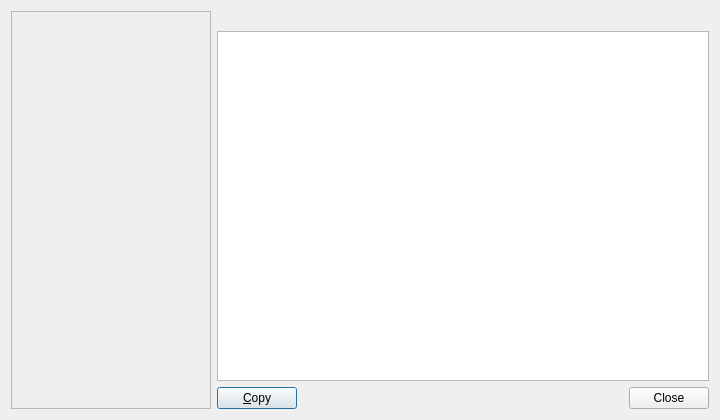
ChickenSeller/glimpse, file src/ocr/OcrResultDialog.ui: the form before one commit.
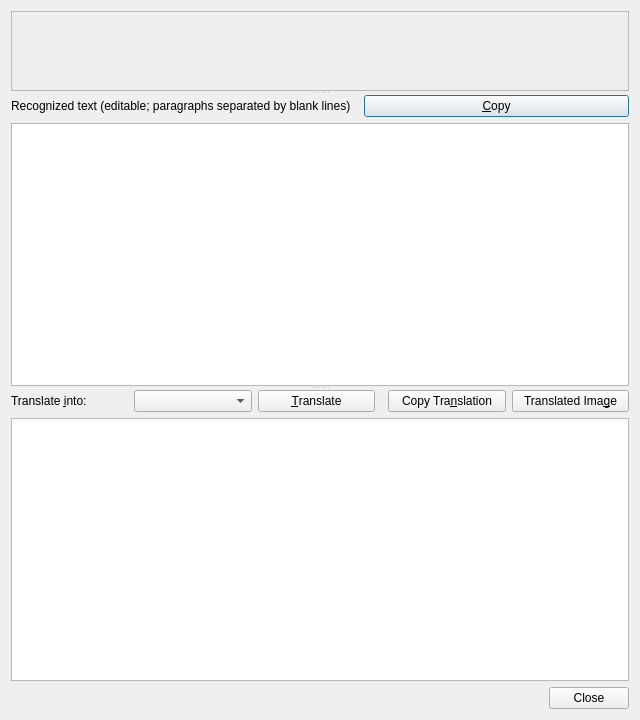
The form after the commit.

The edit to the form file:
```diff
--- a/src/ocr/OcrResultDialog.ui
+++ b/src/ocr/OcrResultDialog.ui
@@ -6,20 +6,33 @@
    <rect>
     <x>0</x>
     <y>0</y>
-    <width>720</width>
-    <height>420</height>
+    <width>640</width>
+    <height>720</height>
    </rect>
   </property>
   <property name="windowTitle">
    <string>Recognize Text</string>
   </property>
-  <layout class="QHBoxLayout" name="mainLayout">
+  <layout class="QVBoxLayout" name="mainLayout">
    <item>
+    <widget class="QSplitter" name="splitter">
+     <property name="orientation">
+      <enum>Qt::Vertical</enum>
+     </property>
+     <property name="childrenCollapsible">
+      <bool>false</bool>
+     </property>
     <widget class="QLabel" name="preview">
+      <property name="sizePolicy">
+       <sizepolicy hsizetype="Ignored" vsizetype="Ignored">
+        <horstretch>0</horstretch>
+        <verstretch>2</verstretch>
+       </sizepolicy>
+      </property>
      <property name="minimumSize">
       <size>
-       <width>200</width>
-       <height>200</height>
+        <width>0</width>
+        <height>80</height>
       </size>
      </property>
      <property name="alignment">
@@ -29,21 +42,42 @@
       <enum>QFrame::StyledPanel</enum>
      </property>
     </widget>
-   </item>
+     <widget class="QWidget" name="sourcePane">
+      <property name="sizePolicy">
+       <sizepolicy hsizetype="Preferred" vsizetype="Preferred">
+        <horstretch>0</horstretch>
+        <verstretch>3</verstretch>
+       </sizepolicy>
+      </property>
+      <layout class="QVBoxLayout" name="sourceLayout">
+       <property name="leftMargin">
+        <number>0</number>
+       </property>
+       <property name="topMargin">
+        <number>0</number>
+       </property>
+       <property name="rightMargin">
+        <number>0</number>
+       </property>
+       <property name="bottomMargin">
+        <number>0</number>
+       </property>
    <item>
-    <layout class="QVBoxLayout" name="resultLayout">
+        <layout class="QHBoxLayout" name="sourceHeader">
      <item>
-      <widget class="QLabel" name="statusLabel">
-       <property name="wordWrap">
-        <bool>true</bool>
+          <widget class="QLabel" name="sourceLabel">
+           <property name="text">
+            <string>Recognized text (editable; paragraphs separated by blank lines)</string>
        </property>
       </widget>
      </item>
      <item>
-      <widget class="QPlainTextEdit" name="textEdit"/>
-     </item>
-     <item>
-      <layout class="QHBoxLayout" name="buttonLayout">
+          <spacer name="sourceSpacer">
+           <property name="orientation">
+            <enum>Qt::Horizontal</enum>
+           </property>
+          </spacer>
+         </item>
        <item>
         <widget class="QPushButton" name="copyButton">
          <property name="text">
@@ -51,12 +85,112 @@
          </property>
         </widget>
        </item>
+        </layout>
+       </item>
        <item>
-        <spacer name="buttonSpacer">
+        <widget class="QPlainTextEdit" name="sourceEdit"/>
+       </item>
+      </layout>
+     </widget>
+     <widget class="QWidget" name="targetPane">
+      <property name="sizePolicy">
+       <sizepolicy hsizetype="Preferred" vsizetype="Preferred">
+        <horstretch>0</horstretch>
+        <verstretch>3</verstretch>
+       </sizepolicy>
+      </property>
+      <layout class="QVBoxLayout" name="targetLayout">
+       <property name="leftMargin">
+        <number>0</number>
+       </property>
+       <property name="topMargin">
+        <number>0</number>
+       </property>
+       <property name="rightMargin">
+        <number>0</number>
+       </property>
+       <property name="bottomMargin">
+        <number>0</number>
+       </property>
+       <item>
+        <layout class="QHBoxLayout" name="targetHeader">
+         <item>
+          <widget class="QLabel" name="languageLabel">
+           <property name="text">
+            <string>Translate &amp;into:</string>
+           </property>
+           <property name="buddy">
+            <cstring>languageCombo</cstring>
+           </property>
+          </widget>
+         </item>
+         <item>
+          <widget class="QComboBox" name="languageCombo"/>
+         </item>
+         <item>
+          <widget class="QPushButton" name="translateButton">
+           <property name="toolTip">
+            <string>Translate the recognized text, with the engine and language from the settings</string>
+           </property>
+           <property name="text">
+            <string>&amp;Translate</string>
+           </property>
+          </widget>
+         </item>
+         <item>
+          <spacer name="targetSpacer">
          <property name="orientation">
           <enum>Qt::Horizontal</enum>
          </property>
         </spacer>
+         </item>
+         <item>
+          <widget class="QPushButton" name="copyTranslationButton">
+           <property name="text">
+            <string>Copy Tra&amp;nslation</string>
+           </property>
+          </widget>
+         </item>
+         <item>
+          <widget class="QPushButton" name="imageButton">
+           <property name="toolTip">
+            <string>Paint the translation over the capture, where the text was</string>
+           </property>
+           <property name="text">
+            <string>Translated Ima&amp;ge</string>
+           </property>
+          </widget>
+         </item>
+        </layout>
+       </item>
+       <item>
+        <widget class="QPlainTextEdit" name="targetEdit">
+         <property name="readOnly">
+          <bool>true</bool>
+         </property>
+        </widget>
+       </item>
+      </layout>
+     </widget>
+    </widget>
+   </item>
+   <item>
+    <layout class="QHBoxLayout" name="bottomLayout">
+     <item>
+      <widget class="QLabel" name="statusLabel">
+       <property name="sizePolicy">
+        <sizepolicy hsizetype="Expanding" vsizetype="Preferred">
+         <horstretch>1</horstretch>
+         <verstretch>0</verstretch>
+        </sizepolicy>
+       </property>
+       <property name="alignment">
+        <set>Qt::AlignLeft|Qt::AlignVCenter</set>
+       </property>
+       <property name="wordWrap">
+        <bool>true</bool>
+       </property>
+      </widget>
        </item>
        <item>
         <widget class="QDialogButtonBox" name="buttonBox">
@@ -64,8 +198,6 @@
           <set>QDialogButtonBox::Close</set>
          </property>
         </widget>
-       </item>
-      </layout>
      </item>
     </layout>
    </item>
```
Left out of the diff: 2 changed lines with no effect on the pictures. Lines whose indentation alone changed are shown as unchanged.
